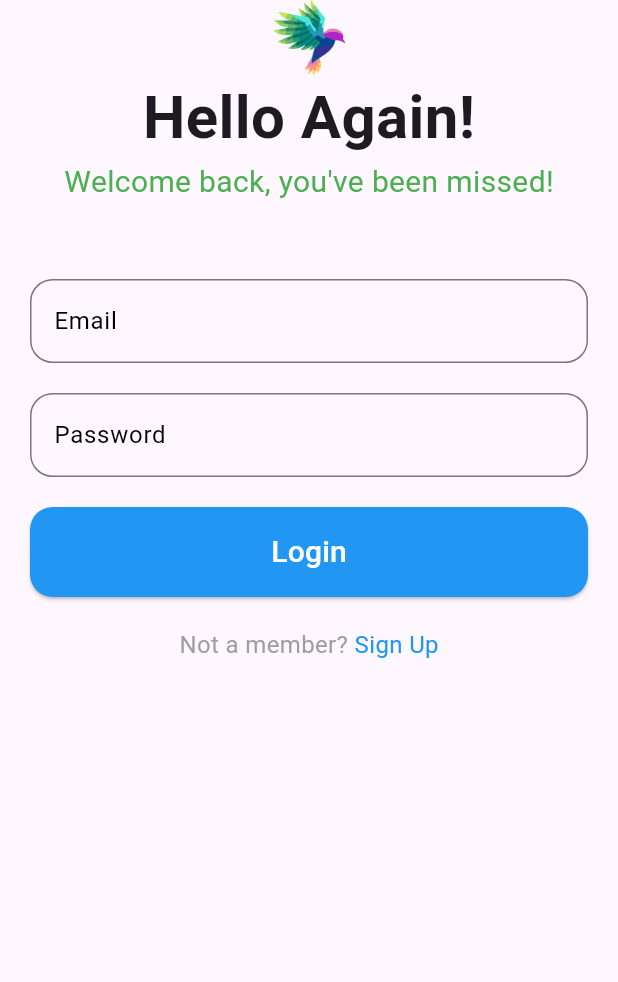
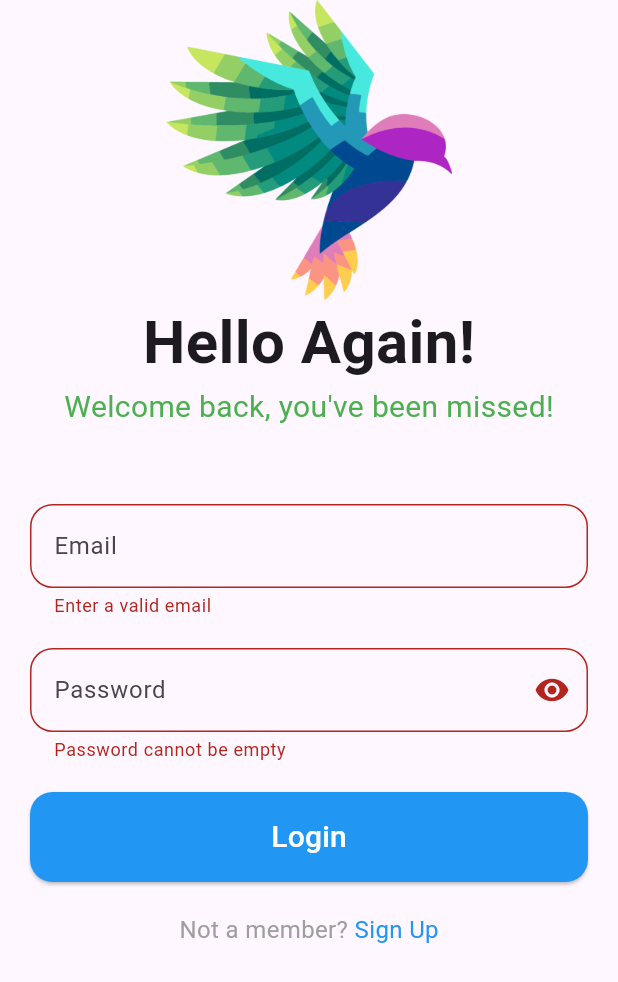
Before and after one commit to MFazla/basic_crud_app, a Flutter app: the screen it shows after launch, after a tap on "Login", on a phone screen of 412 x 824 dp. Shown: the top 982 px of the screen. Run offline on Flutter 3.47's test engine with Material 3 defaults, Android fonts, the phone set to English and light mode, and no system bars; our stand-ins replace get.

Commit message:
login GetX

```diff
--- /dev/null
+++ b/lib/controllers/login_screen/login_screen_controller.dart
@@ -0,0 +1,37 @@
+import 'package:basic_crud_app/main.dart';
+import 'package:flutter/widgets.dart';
+import 'package:get/get.dart';
+
+class LoginScreenController extends GetxController {
+  var obscureText = true.obs;
+
+  //form key
+  final GlobalKey<FormState> loginFormKey = GlobalKey<FormState>();
+
+  //email text field controller
+  TextEditingController emailController = TextEditingController();
+
+  // password text field controller
+  TextEditingController passwordController = TextEditingController();
+
+  String email = " ";
+  String password = " ";
+
+  @override
+  void onInit() {
+    super.onInit();
+  }
+
+  // toggle password visibility
+  void togglePasswordVisibility() {
+    obscureText.value = !obscureText.value;
+  }
+
+  void submitLogin() {
+    if (loginFormKey.currentState!.validate()) {
+      loginFormKey.currentState!.save();
+      print("Email: $email");
+      print("Password: $password");
+    }
+  }
+}
--- a/lib/screens/login_screen/login_screen.dart
+++ b/lib/screens/login_screen/login_screen.dart
@@ -1,24 +1,29 @@
 import 'package:flutter/material.dart';
 import 'package:basic_crud_app/constants/image_constants.dart';
+import 'package:get/get.dart';
+import 'package:basic_crud_app/controllers/login_screen/login_screen_controller.dart';
 
 class LoginScreen extends StatelessWidget {
-  const LoginScreen({super.key});
+  LoginScreen({super.key});
+
+  final LoginScreenController loginScreenController =
+      Get.put(LoginScreenController());
 
   @override
   Widget build(BuildContext context) {
     return Scaffold(
       body: SafeArea(
+        child: Form(
+          key: loginScreenController.loginFormKey,
           child: Column(
             children: [
               Center(
                 child: Image.asset(
                   ImageConstants.logoPng,
-                height: 50,
-                width: 100,
+                  height: 200,
+                  width: 300,
                 ),
               ),
-
-
               const Text(
                 "Hello Again!",
                 style: TextStyle(
@@ -26,70 +31,85 @@ class LoginScreen extends StatelessWidget {
                   fontWeight: FontWeight.bold,
                 ),
               ),
-
               const Text(
                 "Welcome back, you've been missed!",
-              style:TextStyle(
+                style: TextStyle(
                   fontSize: 20,
                   color: Colors.green,
                 ),
               ),
-
               const SizedBox(height: 50),
-            Padding(padding: const EdgeInsets.symmetric(horizontal: 20.0),
-            child: TextField(
+              Padding(
+                padding: const EdgeInsets.symmetric(horizontal: 20.0),
+                child: TextFormField(
+                  controller: loginScreenController.emailController,
+                  validator: (value) {
+                    if (value!.isEmail) {
+                      return "Email cannot be empty";
+                    } else if (!value.isEmail) {
+                      return "Enter a valid email";
+                    }
+                    return null;
+                  },
+                  onSaved: (newValue) =>
+                      loginScreenController.email = newValue!,
                   decoration: InputDecoration(
                     hintText: "Email",
-                // ignore: prefer_const_constructors
-                hintStyle: TextStyle(
-                  color: Colors.black,
-                ),
                     border: OutlineInputBorder(
                       borderRadius: BorderRadius.circular(15),
                     ),
                   ),
                 ),
               ),
-
-            const SizedBox(height:20),
-            Padding(padding: const EdgeInsets.symmetric(horizontal: 20.0),
-            child: TextField(
+              const SizedBox(height: 20),
+              Padding(
+                  padding: const EdgeInsets.symmetric(horizontal: 20.0),
+                  child: TextFormField(
+                    controller: loginScreenController.passwordController,
+                    validator: (value) {
+                      if (value!.isEmpty) {
+                        return "Password cannot be empty";
+                      }
+                      return null;
+                    },
+                    onSaved: (newValue) =>
+                        loginScreenController.password = newValue!,
                     decoration: InputDecoration(
+                        suffixIcon: Obx(() => IconButton(
+                              icon: loginScreenController.obscureText.value
+                                  ? const Icon(Icons.visibility)
+                                  : const Icon(Icons.visibility_off),
+                              onPressed: () {
+                                loginScreenController
+                                    .togglePasswordVisibility();
+                              },
+                            )),
                         hintText: "Password",
-                // ignore: prefer_const_constructors
-                hintStyle: TextStyle(
-                  color: Colors.black,
-                ),
-
                         border: OutlineInputBorder(
-                  borderRadius: BorderRadius.circular(15),
-                )
-              ),
-            ),
-            ),
-
-
+                            borderRadius: BorderRadius.circular(15))),
+                  )),
               const SizedBox(height: 20),
-            Padding(padding: const EdgeInsets.symmetric(horizontal: 20.0),
+              Padding(
+                  padding: const EdgeInsets.symmetric(horizontal: 20.0),
                   child: SizedBox(
                     width: double.infinity,
                     height: 60,
                     child: ElevatedButton(
-                onPressed: () {},
+                      onPressed: () {
+                        loginScreenController.submitLogin();
+                      },
                       style: ElevatedButton.styleFrom(
                         shape: RoundedRectangleBorder(
                           borderRadius: BorderRadius.circular(15),
                         ),
                         backgroundColor: Colors.blue,
                       ),
-                child: const Text("Login",
-                  style: TextStyle(fontSize: 20, color: Colors.white)),
+                      child: const Text(
+                        "Login",
+                        style: TextStyle(fontSize: 20, color: Colors.white),
                       ),
                     ),
-            ),
-
-
-
+                  )),
               const SizedBox(height: 20),
               const Row(
                 mainAxisAlignment: MainAxisAlignment.center,
@@ -107,13 +127,13 @@ class LoginScreen extends StatelessWidget {
                       fontSize: 16,
                       color: Colors.blue,
                     ),
+                  )
+                ],
               ),
             ],
-          )
-
-          ],
-        ))
-
+          ),
+        ),
+      ),
     );
   }
 }
```
Lines whose indentation alone changed are shown as unchanged.
